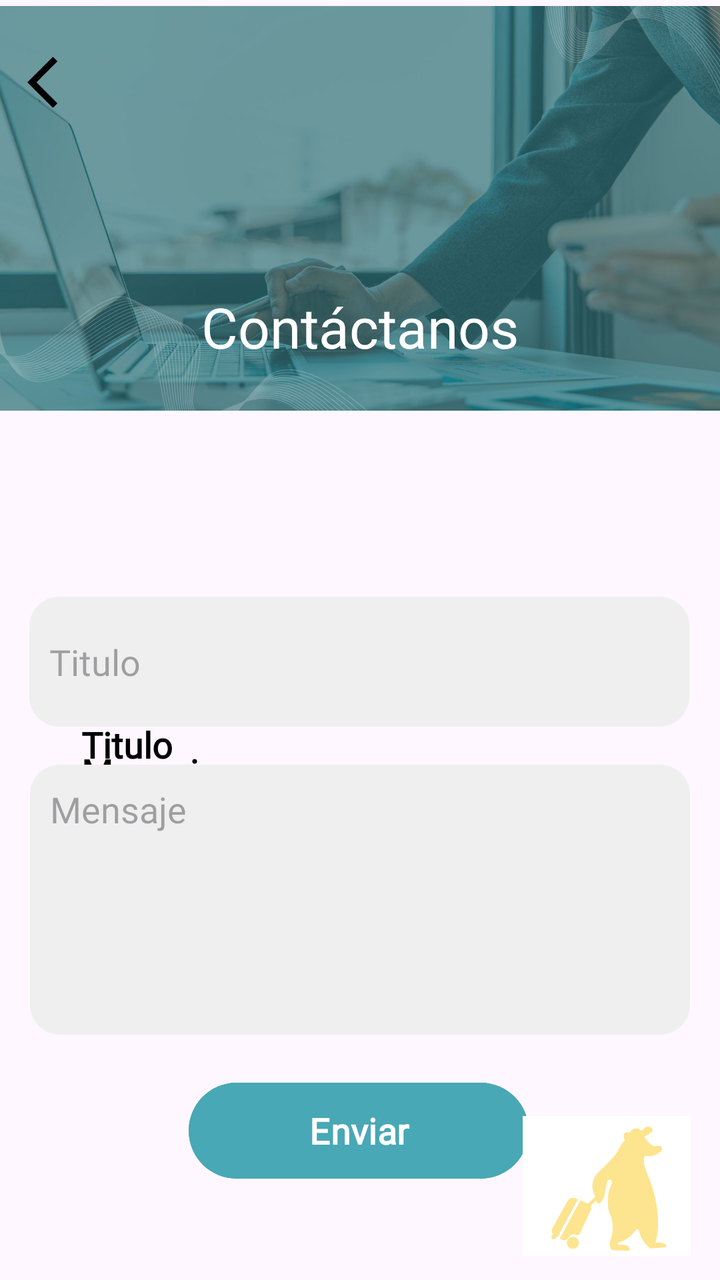
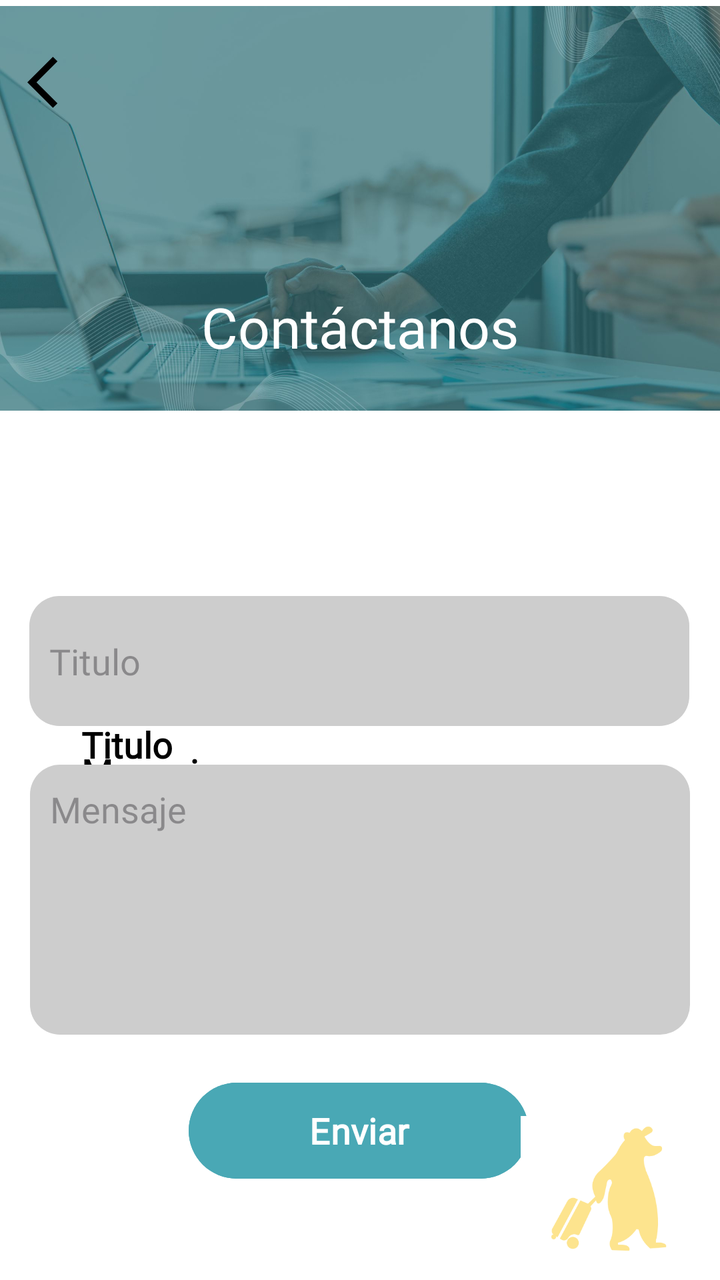

The first picture is an Android layout as it rendered before a commit; the second is the same layout after the commit. The layout source and the unified diff follow.
<!-- AndroidManifest.xml: application theme Theme.GoStay -->
<!-- res/layout/activity_contacto.xml -->
<?xml version="1.0" encoding="utf-8"?>
<androidx.constraintlayout.widget.ConstraintLayout xmlns:android="http://schemas.android.com/apk/res/android"
    xmlns:app="http://schemas.android.com/apk/res-auto"
    xmlns:tools="http://schemas.android.com/tools"
    android:id="@+id/main"
    android:layout_width="match_parent"
    android:layout_height="match_parent"
    tools:context=".contacto">

    <ImageView
        android:id="@+id/imageView10"
        android:layout_width="wrap_content"
        android:layout_height="wrap_content"
        android:layout_marginBottom="216dp"
        app:layout_constraintBottom_toBottomOf="parent"
        app:layout_constraintEnd_toEndOf="parent"
        app:layout_constraintHorizontal_bias="0.0"
        app:layout_constraintStart_toStartOf="parent"
        app:srcCompat="@drawable/contacr" />

    <TextView
        android:id="@+id/txtCorreoc"
        android:layout_width="wrap_content"
        android:layout_height="wrap_content"
        android:layout_marginTop="360dp"
        android:fontFamily="@font/poppins"
        android:text="@string/Titulo"
        android:textColor="#000000"
        android:textSize="18sp"
        android:textStyle="bold"
        app:layout_constraintEnd_toEndOf="parent"
        app:layout_constraintHorizontal_bias="0.129"
        app:layout_constraintStart_toStartOf="parent"
        app:layout_constraintTop_toTopOf="parent" />

    <TextView
        android:id="@+id/txtmsj"
        android:layout_width="wrap_content"
        android:layout_height="wrap_content"
        android:fontFamily="@font/poppins"
        android:text="@string/msj"
        android:textColor="#000000"
        android:textSize="18sp"
        android:textStyle="bold"
        app:layout_constraintBottom_toBottomOf="parent"
        app:layout_constraintEnd_toEndOf="parent"
        app:layout_constraintHorizontal_bias="0.139"
        app:layout_constraintStart_toStartOf="parent"
        app:layout_constraintTop_toTopOf="parent"
        app:layout_constraintVertical_bias="0.607" />

    <EditText
        android:id="@+id/txtCorreo"
        android:layout_width="330dp"
        android:layout_height="65dp"
        android:background="@drawable/circulogris"
        android:textAlignment="viewStart"
        android:ems="10"
        android:hint="@string/Titulo"
        android:fontFamily="@font/poppins"
        android:inputType="text"
        android:textSize="18sp"
        app:layout_constraintBottom_toBottomOf="parent"
        app:layout_constraintEnd_toEndOf="parent"
        app:layout_constraintHorizontal_bias="0.493"
        app:layout_constraintStart_toStartOf="parent"
        app:layout_constraintTop_toTopOf="parent"
        app:layout_constraintVertical_bias="0.519" />

    <ImageView
        android:id="@+id/imvAtrasc"
        android:layout_width="31dp"
        android:layout_height="36dp"
        app:layout_constraintBottom_toBottomOf="parent"
        app:layout_constraintEnd_toEndOf="parent"
        app:layout_constraintHorizontal_bias="0.042"
        app:layout_constraintStart_toStartOf="parent"
        app:layout_constraintTop_toTopOf="parent"
        app:layout_constraintVertical_bias="0.038"
        app:srcCompat="@drawable/ic_back" />

    <EditText
        android:id="@+id/txtMensaje"
        android:layout_width="330dp"
        android:layout_height="135dp"
        android:background="@drawable/circulogris"
        android:textAlignment="viewStart"
        android:gravity="start|top"
        android:fontFamily="@font/poppins"
        android:inputType="textMultiLine"
        android:textSize="18sp"
        android:hint="@string/msj"
        android:scrollbars="vertical"
        app:layout_constraintBottom_toBottomOf="parent"
        app:layout_constraintEnd_toEndOf="parent"
        app:layout_constraintStart_toStartOf="parent"
        app:layout_constraintTop_toTopOf="parent"
        app:layout_constraintVertical_bias="0.757" />

    <Button
        android:id="@+id/btnEnviar"
        android:layout_width="170dp"
        android:layout_height="56dp"
        android:backgroundTint="#49A8B5"
        android:fontFamily="@font/poppinsemibold"
        android:text="@string/enviar"
        android:textSize="18sp"
        android:textStyle="bold"
        app:layout_constraintBottom_toBottomOf="parent"
        app:layout_constraintEnd_toEndOf="parent"
        app:layout_constraintHorizontal_bias="0.497"
        app:layout_constraintStart_toStartOf="parent"
        app:layout_constraintTop_toBottomOf="@+id/txtMensaje"
        app:layout_constraintVertical_bias="0.299" />

    <TextView
        android:id="@+id/textView48"
        android:layout_width="wrap_content"
        android:layout_height="wrap_content"
        android:fontFamily="@font/poppinsemibold"
        android:text="@string/soporteapar"
        android:textColor="#FFFFFF"
        android:textSize="28sp"
        app:layout_constraintBottom_toBottomOf="parent"
        app:layout_constraintEnd_toEndOf="parent"
        app:layout_constraintStart_toStartOf="parent"
        app:layout_constraintTop_toTopOf="parent"
        app:layout_constraintVertical_bias="0.24" />

    <ImageView
        android:id="@+id/imageView11"
        android:layout_width="86dp"
        android:layout_height="70dp"
        android:layout_marginBottom="12dp"
        app:layout_constraintBottom_toBottomOf="parent"
        app:layout_constraintEnd_toEndOf="parent"
        app:layout_constraintHorizontal_bias="0.95"
        app:layout_constraintStart_toStartOf="parent"
        app:srcCompat="@drawable/ositogo" />

</androidx.constraintlayout.widget.ConstraintLayout>
<!-- resources referenced by this layout -->
<resources>
  <!-- drawable circulogris (drawable) -->
  <?xml version="1.0" encoding="utf-8"?>
  <shape xmlns:android="http://schemas.android.com/apk/res/android" android:shape="rectangle">
  <padding android:bottom="10sp"
      android:left="10sp"
      android:right="10sp"
      android:top="10sp"/>
  <corners android:radius="15dp"/>
  <solid android:color="#EFEFEF"></solid>
  </shape>
  <!-- drawable contacr: jpg bitmap (drawable, 115337 bytes) -->
  <!-- drawable ic_back (drawable) -->
  <vector xmlns:android="http://schemas.android.com/apk/res/android" android:autoMirrored="true" android:height="24dp" android:tint="#000000" android:viewportHeight="24" android:viewportWidth="24" android:width="24dp">
        
      <path android:fillColor="@android:color/white" android:pathData="M11.67,3.87L9.9,2.1 0,12l9.9,9.9 1.77,-1.77L3.54,12z"/>
      
  </vector>
  <!-- drawable ositogo: png bitmap (drawable, 10021 bytes) -->
  <string name="Titulo">Titulo</string>
  <string name="enviar">Enviar</string>
  <string name="msj">Mensaje</string>
  <string name="soporteapar">Contáctanos</string>
  <style name="Theme.GoStay" parent="Base.Theme.GoStay" />
  <style name="Base.Theme.GoStay" parent="Theme.Material3.DayNight.NoActionBar">
          
          
      </style>
</resources>

<!-- the commit's change to res/layout/activity_contacto.xml (unified diff, before → after) -->
@@ -5,6 +5,8 @@
     android:id="@+id/main"
     android:layout_width="match_parent"
     android:layout_height="match_parent"
+    android:background="#ffffff"
+    android:backgroundTint="#FFFFFF"
     tools:context=".contacto">
 
     <ImageView
@@ -12,6 +14,7 @@
         android:layout_width="wrap_content"
         android:layout_height="wrap_content"
         android:layout_marginBottom="216dp"
+        android:background="#FFFFFF"
         app:layout_constraintBottom_toBottomOf="parent"
         app:layout_constraintEnd_toEndOf="parent"
         app:layout_constraintHorizontal_bias="0.0"
@@ -54,18 +57,18 @@
         android:layout_width="330dp"
         android:layout_height="65dp"
         android:background="@drawable/circulogris"
+        android:ems="10"
+        android:fontFamily="@font/poppins"
+        android:hint="@string/Titulo"
+        android:inputType="text"
         android:textAlignment="viewStart"
-        android:ems="10"
-        android:hint="@string/Titulo"
-        android:fontFamily="@font/poppins"
-        android:inputType="text"
         android:textSize="18sp"
         app:layout_constraintBottom_toBottomOf="parent"
         app:layout_constraintEnd_toEndOf="parent"
         app:layout_constraintHorizontal_bias="0.493"
         app:layout_constraintStart_toStartOf="parent"
         app:layout_constraintTop_toTopOf="parent"
-        app:layout_constraintVertical_bias="0.519" />
+        app:layout_constraintVertical_bias="0.518" />
 
     <ImageView
         android:id="@+id/imvAtrasc"
@@ -84,13 +87,13 @@
         android:layout_width="330dp"
         android:layout_height="135dp"
         android:background="@drawable/circulogris"
+        android:fontFamily="@font/poppins"
+        android:gravity="start|top"
+        android:hint="@string/msj"
+        android:inputType="textMultiLine"
+        android:scrollbars="vertical"
         android:textAlignment="viewStart"
-        android:gravity="start|top"
-        android:fontFamily="@font/poppins"
-        android:inputType="textMultiLine"
         android:textSize="18sp"
-        android:hint="@string/msj"
-        android:scrollbars="vertical"
         app:layout_constraintBottom_toBottomOf="parent"
         app:layout_constraintEnd_toEndOf="parent"
         app:layout_constraintStart_toStartOf="parent"
@@ -132,6 +135,7 @@
         android:layout_width="86dp"
         android:layout_height="70dp"
         android:layout_marginBottom="12dp"
+        android:background="#FFFFFF"
         app:layout_constraintBottom_toBottomOf="parent"
         app:layout_constraintEnd_toEndOf="parent"
         app:layout_constraintHorizontal_bias="0.95"
<!-- resource entries referenced after the edit -->
@@ -8,7 +8,7 @@
       android:right="10sp"
       android:top="10sp"/>
   <corners android:radius="15dp"/>
-  <solid android:color="#EFEFEF"></solid>
+  <solid android:color="#CDCDCD"></solid>
   </shape>
   <!-- drawable contacr: jpg bitmap (drawable, 115337 bytes) -->
   <!-- drawable ic_back (drawable) -->
